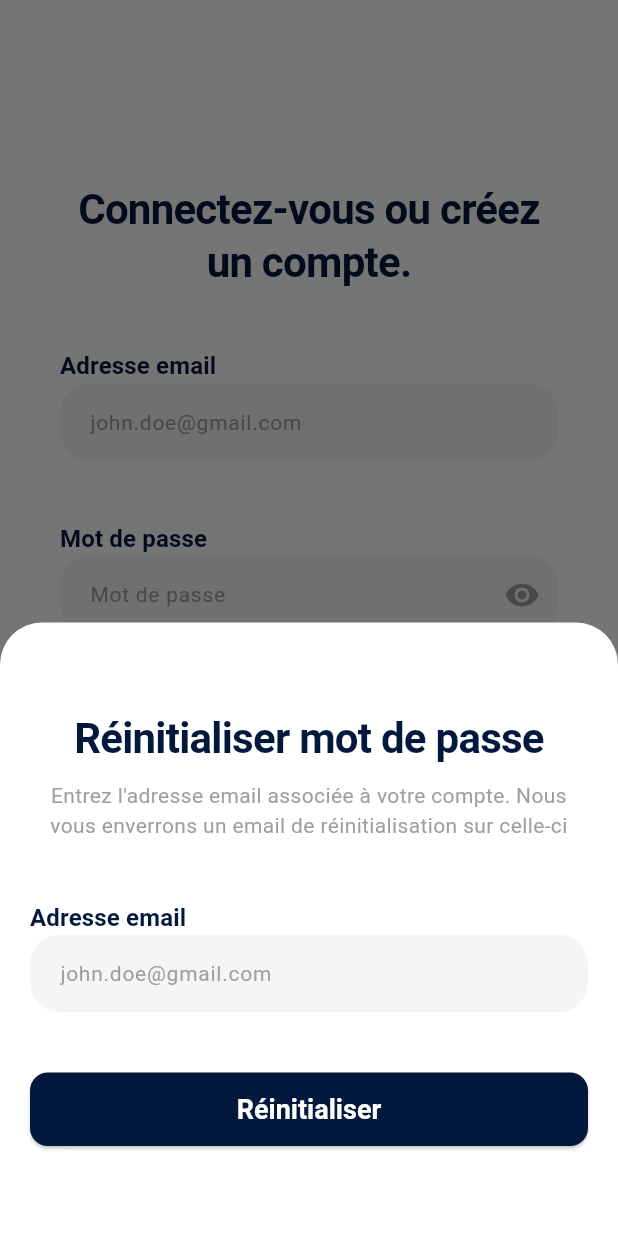
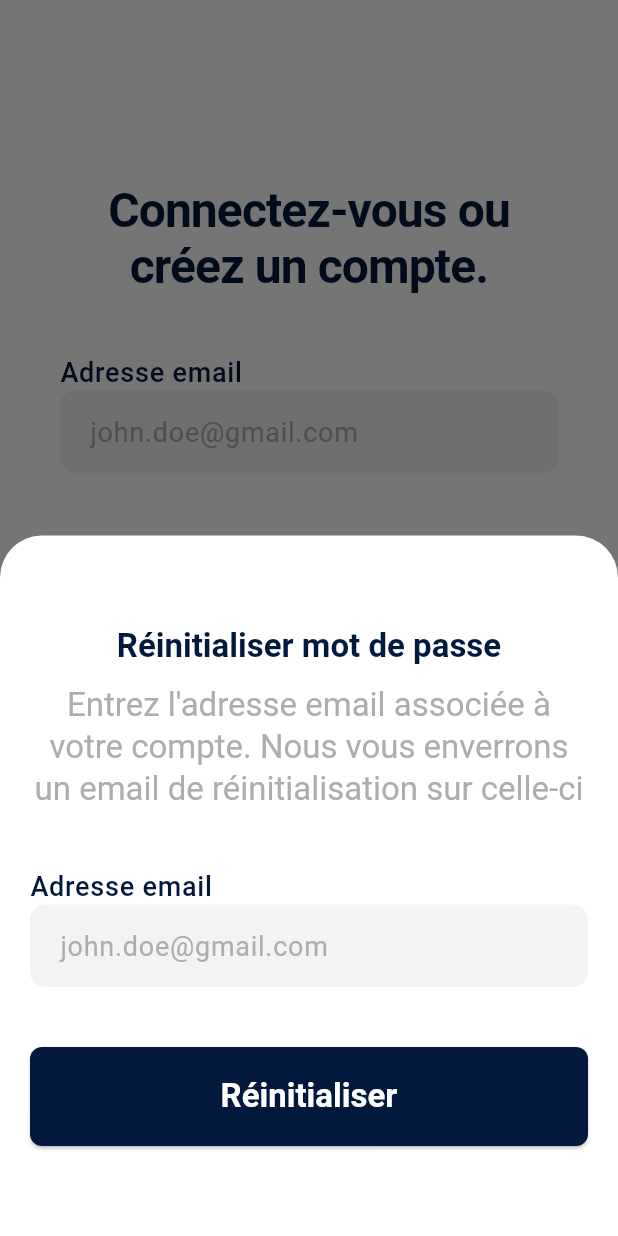
Before and after one commit to Elymne/job_application_1, a Flutter app: the screen it shows after launch, after a tap on "Réinitialiser", on a phone screen of 412 x 824 dp. Run offline on Flutter 3.47's test engine with Material 3 defaults, Android fonts, the light colour scheme and no system bars; our stand-ins replace auto_route, cloud_firestore, dio, firebase_auth, firebase_core, flutter_riverpod and 2 more; missing offline and left inert: firebase_app_check; accounts and stored records are empty; generated files the repository leaves out were written again.

Commit message:
ThemeData reworking

```diff
--- a/lib/app/modals/modal_reset.dart
+++ b/lib/app/modals/modal_reset.dart
@@ -26,12 +26,12 @@ Future<String?> showModalReset(BuildContext context, ResetPasswordNotifier reset
               Text(
                 "Entrez l'adresse email associée à votre compte. Nous vous enverrons un email de réinitialisation sur celle-ci",
                 textAlign: TextAlign.center,
-                style: theme.textTheme.bodyMedium,
+                style: theme.textTheme.headlineMedium,
               ),
               const SizedBox(height: 40),
               Align(
                 alignment: Alignment.centerLeft,
-                child: Text('Adresse email', style: theme.textTheme.labelLarge),
+                child: Text('Adresse email', style: theme.textTheme.labelMedium),
               ),
               TextField(
                 decoration: const InputDecoration(hintText: "john.doe@gmail.com"),
--- a/lib/app/modals/simple_modal.dart
+++ b/lib/app/modals/simple_modal.dart
@@ -6,11 +6,10 @@ Future<String?> showSimpleModal(BuildContext context, String title, String messa
 
   return showDialog<String>(
     context: context,
-
     builder: (context) => AlertDialog(
       backgroundColor: Colors.white,
       title: Text(title, maxLines: 2, textAlign: TextAlign.center, style: theme.textTheme.headlineLarge),
-      content: Text(message, textAlign: TextAlign.center, style: theme.textTheme.bodyMedium),
+      content: Text(message, textAlign: TextAlign.center, style: theme.textTheme.headlineMedium),
       actions: [
         SizedBox(
           width: double.infinity,
--- a/lib/app/screens/login_screen/login_screen.dart
+++ b/lib/app/screens/login_screen/login_screen.dart
@@ -71,7 +71,7 @@ class _State extends ConsumerState<LoginScreen> {
                   'Connectez-vous ou créez un compte.',
                   maxLines: 2,
                   textAlign: TextAlign.center,
-                  style: theme.textTheme.headlineLarge,
+                  style: theme.textTheme.displayMedium,
                 ),
                 const SizedBox(height: 40),
 
@@ -79,14 +79,14 @@ class _State extends ConsumerState<LoginScreen> {
                 Column(
                   crossAxisAlignment: CrossAxisAlignment.start,
                   children: [
-                    Text('Adresse email', style: theme.textTheme.labelLarge),
+                    Text('Adresse email', style: theme.textTheme.labelMedium),
                     TextField(
                       keyboardType: TextInputType.emailAddress,
                       onChanged: _loginNotifier.updateEmail,
                       decoration: const InputDecoration(hintText: "john.doe@gmail.com"),
                     ),
                     const SizedBox(height: 40),
-                    Text('Mot de passe', style: theme.textTheme.labelLarge),
+                    Text('Mot de passe', style: theme.textTheme.labelMedium),
                     TextField(
                       decoration: const InputDecoration(
                         hintText: "Mot de passe",
@@ -104,7 +104,10 @@ class _State extends ConsumerState<LoginScreen> {
                 Row(
                   mainAxisAlignment: MainAxisAlignment.center,
                   children: [
-                    Text('Mot de passe oublié ? ', style: theme.textTheme.bodyMedium),
+                    Text(
+                      'Mot de passe oublié ? ',
+                      style: theme.textTheme.labelMedium?.copyWith(color: theme.colorScheme.onSurfaceVariant),
+                    ),
                     GestureDetector(
                       onTap: () async {
                         if (await showModalReset(context, _resetNotifier) == "submit") {
@@ -113,10 +116,7 @@ class _State extends ConsumerState<LoginScreen> {
                       },
                       child: Text(
                         'Réinitialiser',
-                        style: theme.textTheme.bodyMedium?.copyWith(
-                          color: theme.primaryColor,
-                          decoration: TextDecoration.underline,
-                        ),
+                        style: theme.textTheme.labelMedium?.copyWith(decoration: TextDecoration.underline),
                       ),
                     ),
                   ],
@@ -133,10 +133,7 @@ class _State extends ConsumerState<LoginScreen> {
                       },
                       child: Text(
                         'Créer un compte',
-                        style: theme.textTheme.bodyMedium?.copyWith(
-                          color: theme.primaryColor,
-                          decoration: TextDecoration.underline,
-                        ),
+                        style: theme.textTheme.labelMedium?.copyWith(decoration: TextDecoration.underline),
                       ),
                     ),
                   ],
--- a/lib/core/themes/my_theme.dart
+++ b/lib/core/themes/my_theme.dart
@@ -2,9 +2,15 @@ import 'package:flutter/material.dart';
 
 final _colorScheme = ColorScheme.fromSeed(
   seedColor: const Color.fromARGB(255, 2, 20, 49),
-  surface: Colors.white,
+
   primary: const Color.fromARGB(255, 2, 25, 61),
-  onSurface: const Color.fromARGB(255, 158, 158, 158),
+  onPrimary: Colors.white,
+
+  surface: const Color.fromARGB(255, 255, 255, 255),
+  surfaceContainerLow: const Color.fromARGB(255, 243, 243, 243),
+  onSurface: const Color.fromARGB(255, 65, 65, 65),
+  onSurfaceVariant: const Color.fromARGB(255, 173, 173, 173),
+
   brightness: Brightness.light,
 );
 
@@ -13,54 +19,56 @@ final appTheme = ThemeData(
   colorScheme: _colorScheme,
 
   textTheme: TextTheme(
-    headlineLarge: TextStyle(
+    // * Titre (Screen).
+    displayMedium: TextStyle(
+      fontSize: 32,
+      fontWeight: FontWeight.bold,
+      letterSpacing: -0.6,
+      color: _colorScheme.primary,
+    ),
+    // * Sous-titre (Screen).
+    displaySmall: TextStyle(
       fontSize: 28,
       fontWeight: FontWeight.bold,
-      letterSpacing: -0.5,
+      letterSpacing: -0.6,
       color: _colorScheme.primary,
     ),
-    headlineMedium: TextStyle(
-      fontSize: 28,
-      fontWeight: FontWeight.bold,
-      letterSpacing: -0.5,
-      color: _colorScheme.onSurface,
-    ),
 
-    labelLarge: TextStyle(fontSize: 16, fontWeight: FontWeight.w600, color: _colorScheme.primary),
+    // * [InteractiveElement/button]: all.
+    labelLarge: TextStyle(fontSize: 18, fontWeight: FontWeight.bold, color: _colorScheme.primary),
 
-    bodyLarge: const TextStyle(fontSize: 16, fontWeight: FontWeight.normal, color: Color.fromARGB(255, 29, 29, 29)),
-    bodyMedium: TextStyle(fontSize: 14, color: _colorScheme.onSurface),
+    // * [TextField][Link][CardTitle]: label + hint.
+    labelMedium: TextStyle(fontSize: 18, fontWeight: FontWeight.w500, color: _colorScheme.primary),
+
+    // * [Basic] All data bloc text.
+    bodyLarge: const TextStyle(fontSize: 16, fontWeight: FontWeight.normal, color: Color.fromARGB(255, 49, 49, 49)),
+
+    // * [Modal] main text.
+    headlineLarge: TextStyle(fontSize: 22, fontWeight: FontWeight.bold, color: _colorScheme.primary),
+    // * [Modal] second text.
+    headlineMedium: TextStyle(fontSize: 22, fontWeight: FontWeight.normal, color: _colorScheme.onSurfaceVariant),
   ),
 
   elevatedButtonTheme: ElevatedButtonThemeData(
     style: ElevatedButton.styleFrom(
       backgroundColor: _colorScheme.primary,
-      foregroundColor: Colors.white,
-      textStyle: const TextStyle(fontSize: 18, fontWeight: FontWeight.w600),
-      shape: RoundedRectangleBorder(borderRadius: BorderRadius.circular(12)),
-      padding: const EdgeInsets.symmetric(horizontal: 20, vertical: 14),
+      foregroundColor: _colorScheme.onPrimary,
+      textStyle: const TextStyle(fontSize: 22, fontWeight: FontWeight.bold),
+
+      shape: RoundedRectangleBorder(borderRadius: BorderRadius.circular(8)),
+      padding: const EdgeInsets.symmetric(horizontal: 20, vertical: 20),
     ),
   ),
 
   // ---- CHAMPS DE TEXTE ----
   inputDecorationTheme: InputDecorationTheme(
     filled: true,
-    fillColor: Colors.grey.shade100,
-    hintStyle: TextStyle(fontSize: 14, color: _colorScheme.onSurface),
+    fillColor: _colorScheme.surfaceContainerLow,
+    border: OutlineInputBorder(borderRadius: BorderRadius.circular(10), borderSide: BorderSide.none),
 
-    border: OutlineInputBorder(borderRadius: BorderRadius.circular(20), borderSide: BorderSide.none),
-    enabledBorder: OutlineInputBorder(borderRadius: BorderRadius.circular(20), borderSide: BorderSide.none),
-    focusedBorder: OutlineInputBorder(borderRadius: BorderRadius.circular(20), borderSide: BorderSide.none),
+    hintStyle: TextStyle(fontSize: 18, fontWeight: FontWeight.normal, color: _colorScheme.onSurfaceVariant),
+    iconColor: _colorScheme.onSurfaceVariant,
 
-    suffixIconColor: _colorScheme.onSurface,
     contentPadding: const EdgeInsets.symmetric(horizontal: 16, vertical: 14),
   ),
-
-  // ---- AUTRES ----
-  appBarTheme: const AppBarTheme(
-    backgroundColor: Colors.transparent,
-    elevation: 0,
-    titleTextStyle: TextStyle(fontSize: 20, fontWeight: FontWeight.bold, color: Colors.black),
-    iconTheme: IconThemeData(color: Colors.black87),
-  ),
 );
```
